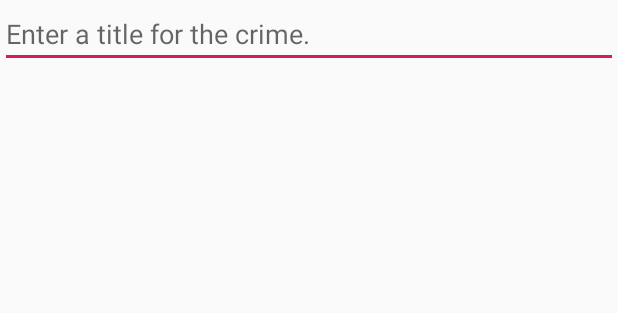
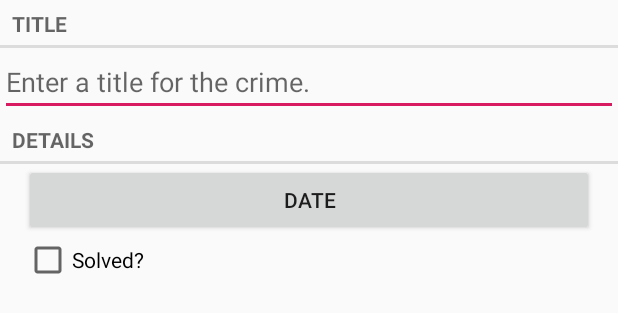
Before and after one commit to Dimcooo/criminal-intent-app, an Android app: the layout fragment_crime.xml on its own in the app's theme, with its tools: preview values and no code run, on a phone screen of 412 x 824 dp. Shown: the top 313 px of the screen. Run offline under Robolectric (Android 15) with nearby library versions, the phone set to English and light mode, and no system bars.

Commit message:
Basic view for fragment

```diff
--- a/CriminalIntent/app/src/main/java/com/dimco/criminalintent/activity/CrimeActivity.java
+++ b/CriminalIntent/app/src/main/java/com/dimco/criminalintent/activity/CrimeActivity.java
@@ -1,10 +1,9 @@
 package com.dimco.criminalintent.activity;
 
+import android.os.Bundle;
 import android.support.v4.app.Fragment;
 import android.support.v4.app.FragmentActivity;
 import android.support.v4.app.FragmentManager;
-import android.support.v7.app.AppCompatActivity;
-import android.os.Bundle;
 
 import com.dimco.criminalintent.R;
 import com.dimco.criminalintent.fragment.CrimeFragment;
--- a/CriminalIntent/app/src/main/res/layout/fragment_crime.xml
+++ b/CriminalIntent/app/src/main/res/layout/fragment_crime.xml
@@ -1,12 +1,41 @@
 <?xml version="1.0" encoding="utf-8"?>
 <LinearLayout xmlns:android="http://schemas.android.com/apk/res/android"
-    android:orientation="vertical"
+    xmlns:tools="http://schemas.android.com/tools"
     android:layout_width="match_parent"
-    android:layout_height="match_parent">
+    android:layout_height="match_parent"
+    android:orientation="vertical">
+
+    <TextView
+        style="?android:listSeparatorTextViewStyle"
+        android:layout_width="match_parent"
+        android:layout_height="wrap_content"
+        android:text="@string/crime_title_label" />
 
     <EditText
         android:id="@+id/crime_title"
         android:layout_width="match_parent"
         android:layout_height="wrap_content"
-        android:hint="@string/crime_title_hint"/>
+        android:hint="@string/crime_title_hint" />
+
+    <TextView
+        style="?android:listSeparatorTextViewStyle"
+        android:layout_width="match_parent"
+        android:layout_height="wrap_content"
+        android:text="@string/crime_details_label" />
+
+    <Button
+        android:id="@+id/crime_date"
+        android:layout_width="match_parent"
+        android:layout_height="wrap_content"
+        android:layout_marginLeft="16dp"
+        android:layout_marginRight="16dp"
+        tools:text="Date" />
+
+    <CheckBox
+        android:id="@+id/crime_solved"
+        android:layout_width="match_parent"
+        android:layout_height="wrap_content"
+        android:layout_marginLeft="16dp"
+        android:layout_marginRight="16dp"
+        android:text="@string/crime_solved_label" />
 </LinearLayout>
--- a/CriminalIntent/app/src/main/res/values/strings.xml
+++ b/CriminalIntent/app/src/main/res/values/strings.xml
@@ -4,4 +4,8 @@
     <string name="menu_settings">Settings</string>
     <string name="title_activity_crime">CrimeActivity</string>
     <string name="crime_title_hint">Enter a title for the crime.</string>
+
+    <string name="crime_title_label">Title</string>
+    <string name="crime_details_label">Details</string>
+    <string name="crime_solved_label">Solved?</string>
 </resources>
```
Also changed, not shown: CriminalIntent/app/src/main/java/com/dimco/criminalintent/entity/Crime.java (+20 -0 lines), CriminalIntent/app/src/main/java/com/dimco/criminalintent/fragment/CrimeFragment.java (+16 -0 lines).
